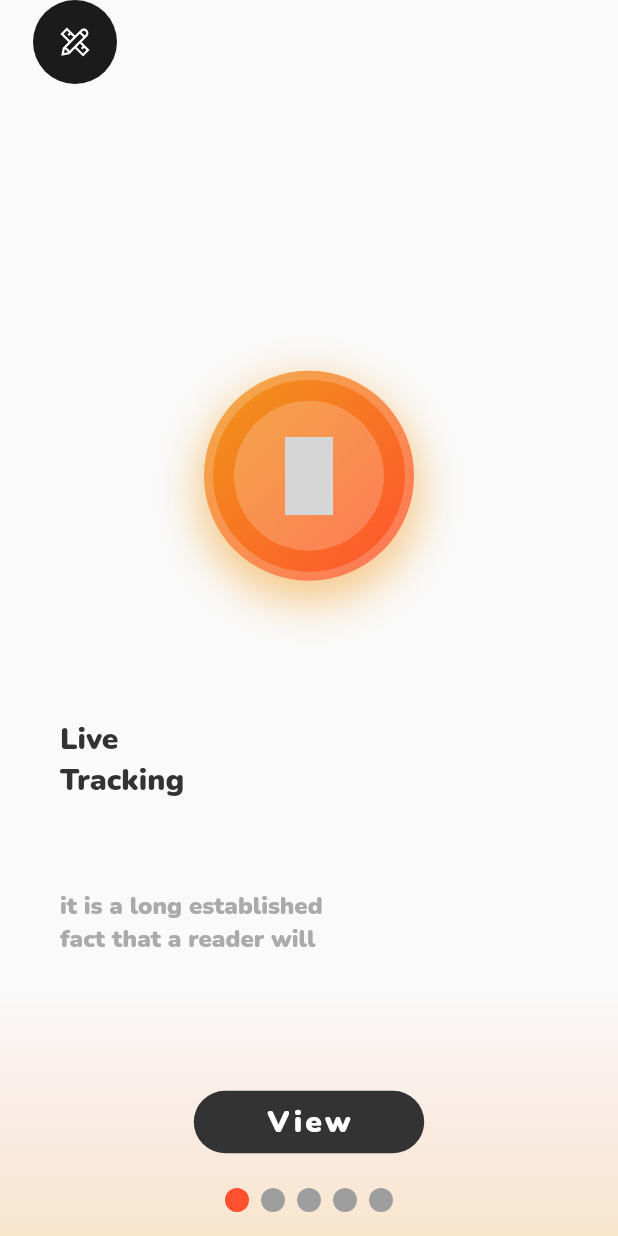
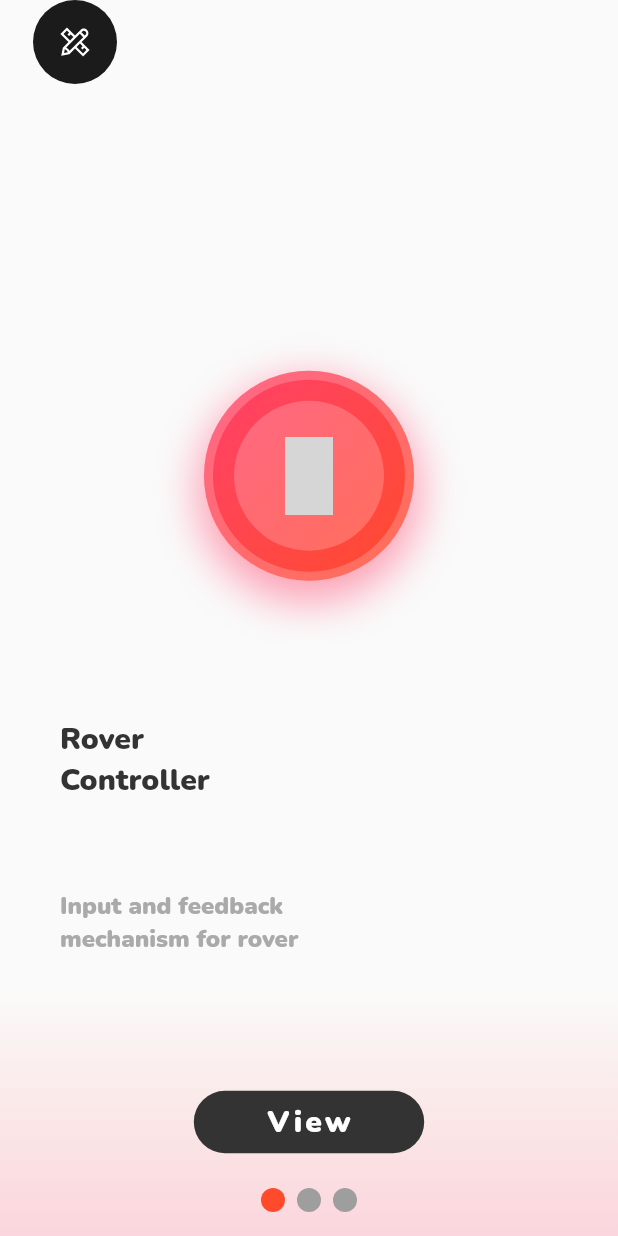
Before and after one commit to ajay963/iot_web, a Flutter app: the screen it shows after launch, on a phone screen of 412 x 824 dp. Run offline on Flutter 3.47's test engine with Material 2 defaults, Android fonts, the phone set to English and light mode, and no system bars; drawn by our look-alikes of carousel_slider, smooth_page_indicator; our stand-ins replace flutter_svg, get, google_fonts, google_maps_flutter, iconsax, line_icons and 7 more; missing offline and left inert: bitsdojo_window, flutter_joystick; network calls fail; grey boxes are pictures that could not be loaded.

Commit message:
ESP32 code update

```diff
--- a/lib/controller/weather_page.dart
+++ b/lib/apps/weather_page.dart
@@ -8,7 +8,7 @@ import 'package:line_icons/line_icons.dart';
 
 import '../utilities/colors.dart';
 import '../widgets/buttos.dart';
-import 'master_controller.dart';
+import '../controller/master_controller.dart';
 
 final log = getLogger('weather_page');
 
--- a/lib/home_page.dart
+++ b/lib/home_page.dart
@@ -4,7 +4,7 @@ import 'package:flutter/material.dart';
 import 'package:iconsax/iconsax.dart';
 import 'package:iot/apps/controller_page.dart';
 import 'package:iot/apps/tracking_page.dart';
-import 'package:iot/controller/weather_page.dart';
+import 'package:iot/apps/weather_page.dart';
 import 'package:iot/models/gradient_model.dart';
 import 'package:iot/widgets/cards.dart';
 import 'package:line_icons/line_icons.dart';
@@ -26,46 +26,49 @@ class _HomePageState extends State<HomePage> {
   final CarouselController _carouselController = CarouselController();
 
   List<Widget> items(int index) {
+    // features have been reduces due to lack of time
     List<Widget> items = [
+      // CustomCard(
+      //     title: 'Live\nTracking',
+      //     description: 'it is a long established fact that a reader will',
+      //     gradient: CustomGradients.orangeGradient,
+      //     icon: Iconsax.location,
+      //     isSelected: (index == 0)),
       CustomCard(
-          title: 'Live\nTracking',
-          description: 'it is a long established fact that a reader will',
-          gradient: CustomGradients.orangeGradient,
-          icon: Iconsax.location,
+          title: 'Rover\nController',
+          description: 'Input and feedback mechanism for rover',
+          gradient: CustomGradients.lavaGradient,
+          icon: Iconsax.notification_circle,
           isSelected: (index == 0)),
       CustomCard(
-          title: 'Rover\nController',
-          description: 'it is a long established fact that a reader will',
-          gradient: CustomGradients.lavaGradient,
-          icon: Iconsax.notification_circle,
-          isSelected: (index == 1)),
-      CustomCard(
           title: 'Weather\nMonitoring',
-          description: 'it is a long established fact that a reader will',
+          description:
+              'Frequent and continous monitoring of the surface climate',
           gradient: CustomGradients.blueGradient,
           icon: Iconsax.cloud,
-          isSelected: (index == 2)),
-      CustomCard(
-          title: 'Ultrasonic\nRadar',
-          description: 'it is a long established fact that a reader will',
-          gradient: CustomGradients.greenGradient,
-          icon: Iconsax.radar_2,
-          isSelected: (index == 3)),
+          isSelected: (index == 1)),
+      // CustomCard(
+      //     title: 'Ultrasonic\nRadar',
+      //     description: 'it is a long established fact that a reader will',
+      //     gradient: CustomGradients.greenGradient,
+      //     icon: Iconsax.radar_2,
+      //     isSelected: (index == 3)),
       CustomCard(
           title: 'AQI\nIndex',
-          description: 'it is a long established fact that a reader will',
+          description:
+              'Numeric scale to monitor air quality index and other gases concentration',
           gradient: CustomGradients.magentaGradient,
           icon: Iconsax.airdrop,
-          isSelected: (index == 4)),
+          isSelected: (index == 2)),
     ];
     return items;
   }
 
   List<Widget> appPages = [
-    const GPSPage(),
+    // const GPSPage(),
     const ControllerPage(),
     WeatherPage(),
-    const RadarPage(),
+    // const RadarPage(),
     const AQIPage(),
   ];
   @override
--- a/lib/utilities/colors.dart
+++ b/lib/utilities/colors.dart
@@ -69,10 +69,9 @@ class CustomGradients {
       color1: CustomColors.greenShade3, color2: CustomColors.greenShade4);
 
   static List<GradientModel> gradientList = [
-    orangeGradient,
     lavaGradient,
     blueGradient,
-    greenGradient,
+    // greenGradient,
     magentaGradient,
   ];
 }
--- a/lib/widgets/joystick_pad.dart
+++ b/lib/widgets/joystick_pad.dart
@@ -26,7 +26,7 @@ class JoyStickWidget extends StatelessWidget {
     return Center(
       child: Joystick(
         mode: mode,
-        period: const Duration(milliseconds: 350),
+        period: const Duration(milliseconds: 800),
         listener: listener,
         onStickDragEnd: onStickDragEnd,
         base: SizedBox(
```
Also changed, not shown: lib/apps/aqi_page.dart (+29 -6 lines), lib/apps/controller_page.dart (+38 -32 lines), 7 other files.
